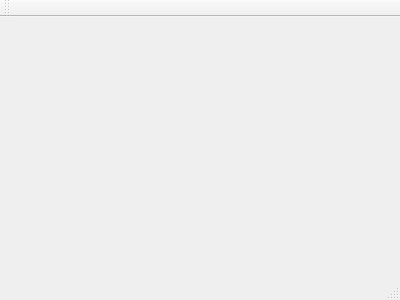
First picture: the form in cmainwindow.ui, repository alexmikhalevich/GraphAlgorithmVisualizer, before the edit.
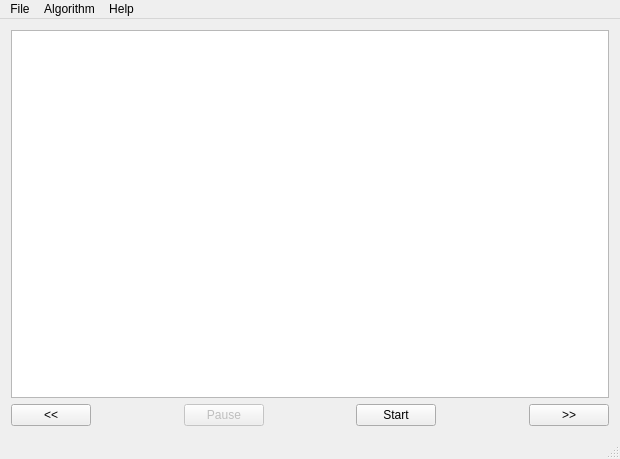
Second picture: the form after the edit.

Commit message: New menu options added

Patch:
```diff
--- a/cmainwindow.ui
+++ b/cmainwindow.ui
@@ -1,24 +1,233 @@
 <ui version="4.0">
  <class>CMainWindow</class>
- <widget class="QMainWindow" name="CMainWindow" >
-  <property name="geometry" >
+ <widget class="QMainWindow" name="CMainWindow">
+  <property name="geometry">
    <rect>
     <x>0</x>
     <y>0</y>
-    <width>400</width>
-    <height>300</height>
+    <width>620</width>
+    <height>459</height>
    </rect>
   </property>
-  <property name="windowTitle" >
+  <property name="minimumSize">
+   <size>
+    <width>620</width>
+    <height>459</height>
+   </size>
+  </property>
+  <property name="windowTitle">
    <string>CMainWindow</string>
   </property>
-  <widget class="QMenuBar" name="menuBar" />
-  <widget class="QToolBar" name="mainToolBar" />
-  <widget class="QWidget" name="centralWidget" />
-  <widget class="QStatusBar" name="statusBar" />
+  <widget class="QWidget" name="centralWidget">
+   <layout class="QGridLayout" name="gridLayout_2">
+    <item row="0" column="0">
+     <layout class="QGridLayout" name="gridLayout_3">
+      <item row="0" column="0">
+       <widget class="QGraphicsView" name="graphicsView">
+        <property name="sceneRect">
+         <rectf>
+          <x>0.000000000000000</x>
+          <y>0.000000000000000</y>
+          <width>0.000000000000000</width>
+          <height>0.000000000000000</height>
+         </rectf>
+        </property>
+        <property name="renderHints">
+         <set>QPainter::Antialiasing|QPainter::HighQualityAntialiasing|QPainter::TextAntialiasing</set>
+        </property>
+       </widget>
+      </item>
+     </layout>
+    </item>
+    <item row="1" column="0">
+     <layout class="QGridLayout" name="gridLayout">
+      <item row="0" column="3">
+       <spacer name="horizontalSpacer_3">
+        <property name="orientation">
+         <enum>Qt::Horizontal</enum>
+        </property>
+        <property name="sizeHint" stdset="0">
+         <size>
+          <width>75</width>
+          <height>20</height>
+         </size>
+        </property>
+       </spacer>
+      </item>
+      <item row="0" column="4">
+       <widget class="QPushButton" name="pushButton_start">
+        <property name="text">
+         <string>Start</string>
+        </property>
+       </widget>
+      </item>
+      <item row="0" column="2">
+       <widget class="QPushButton" name="pushButton_pause">
+        <property name="enabled">
+         <bool>false</bool>
+        </property>
+        <property name="text">
+         <string>Pause</string>
+        </property>
+       </widget>
+      </item>
+      <item row="0" column="1">
+       <spacer name="horizontalSpacer">
+        <property name="orientation">
+         <enum>Qt::Horizontal</enum>
+        </property>
+        <property name="sizeHint" stdset="0">
+         <size>
+          <width>76</width>
+          <height>20</height>
+         </size>
+        </property>
+       </spacer>
+      </item>
+      <item row="0" column="0">
+       <widget class="QPushButton" name="pushButton_prev">
+        <property name="text">
+         <string>&lt;&lt;</string>
+        </property>
+       </widget>
+      </item>
+      <item row="0" column="5">
+       <spacer name="horizontalSpacer_2">
+        <property name="orientation">
+         <enum>Qt::Horizontal</enum>
+        </property>
+        <property name="sizeHint" stdset="0">
+         <size>
+          <width>76</width>
+          <height>20</height>
+         </size>
+        </property>
+       </spacer>
+      </item>
+      <item row="0" column="6">
+       <widget class="QPushButton" name="pushButton_next">
+        <property name="text">
+         <string>&gt;&gt;</string>
+        </property>
+       </widget>
+      </item>
+     </layout>
+    </item>
+   </layout>
+   <zorder>pushButton_next</zorder>
+   <zorder>gridLayoutWidget</zorder>
+   <zorder>gridLayoutWidget_3</zorder>
+  </widget>
+  <widget class="QMenuBar" name="menuBar">
+   <property name="geometry">
+    <rect>
+     <x>0</x>
+     <y>0</y>
+     <width>620</width>
+     <height>19</height>
+    </rect>
+   </property>
+   <widget class="QMenu" name="menuFile">
+    <property name="title">
+     <string>File</string>
+    </property>
+    <addaction name="actionOpen_graph"/>
+    <addaction name="actionLoad_algorithm"/>
+    <addaction name="separator"/>
+    <addaction name="actionExit"/>
+   </widget>
+   <widget class="QMenu" name="menuHelp">
+    <property name="title">
+     <string>Help</string>
+    </property>
+    <addaction name="actionAbout_program"/>
+   </widget>
+   <widget class="QMenu" name="menuAlgorithm">
+    <property name="title">
+     <string>Algorithm</string>
+    </property>
+    <addaction name="actionLoad"/>
+    <addaction name="actionChoose_compiler"/>
+    <addaction name="action_Start"/>
+    <addaction name="action_Pause"/>
+    <addaction name="actionPrevious_step"/>
+    <addaction name="actionNext_step"/>
+   </widget>
+   <addaction name="menuFile"/>
+   <addaction name="menuAlgorithm"/>
+   <addaction name="menuHelp"/>
+  </widget>
+  <widget class="QStatusBar" name="statusBar"/>
+  <action name="actionOpen_graph">
+   <property name="text">
+    <string>Open graph</string>
+   </property>
+   <property name="shortcut">
+    <string>Ctrl+O</string>
+   </property>
+  </action>
+  <action name="actionExit">
+   <property name="text">
+    <string>Exit</string>
+   </property>
+   <property name="shortcut">
+    <string>Ctrl+Q</string>
+   </property>
+  </action>
+  <action name="actionAbout_program">
+   <property name="text">
+    <string>About program</string>
+   </property>
+  </action>
+  <action name="action_Start">
+   <property name="text">
+    <string>&amp;Start</string>
+   </property>
+   <property name="shortcut">
+    <string>Ctrl+S</string>
+   </property>
+  </action>
+  <action name="action_Pause">
+   <property name="text">
+    <string>&amp;Pause</string>
+   </property>
+   <property name="shortcut">
+    <string>Ctrl+P</string>
+   </property>
+  </action>
+  <action name="actionPrevious_step">
+   <property name="text">
+    <string>Previous step</string>
+   </property>
+   <property name="shortcut">
+    <string>Ctrl+,</string>
+   </property>
+  </action>
+  <action name="actionNext_step">
+   <property name="text">
+    <string>Next step</string>
+   </property>
+   <property name="shortcut">
+    <string>Ctrl+.</string>
+   </property>
+  </action>
+  <action name="actionLoad_algorithm">
+   <property name="text">
+    <string>Load algorithm</string>
+   </property>
+  </action>
+  <action name="actionLoad">
+   <property name="text">
+    <string>Load</string>
+   </property>
+  </action>
+  <action name="actionChoose_compiler">
+   <property name="text">
+    <string>Choose compiler</string>
+   </property>
+  </action>
  </widget>
- <layoutDefault spacing="6" margin="11" />
- <pixmapfunction></pixmapfunction>
+ <layoutdefault spacing="6" margin="11"/>
  <resources/>
  <connections/>
 </ui>
```
Left out of the diff: 1 changed line with no effect on the pictures.
